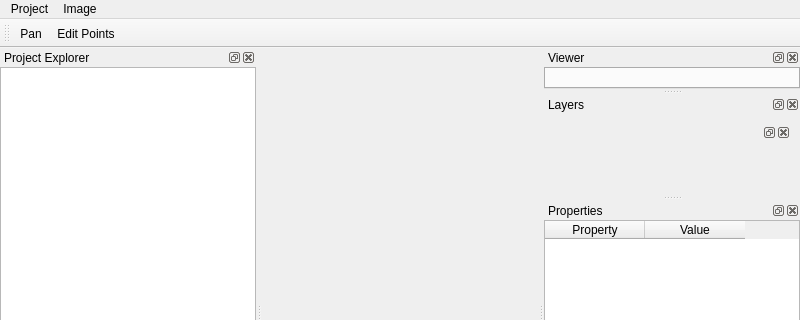
Old version of the form mainwindow.ui in the repository GastonMauroDiaz/rcaiman-projects; both pictures show x 0 to 800 and y 0 to 320 of the 800 by 600 pixel window.
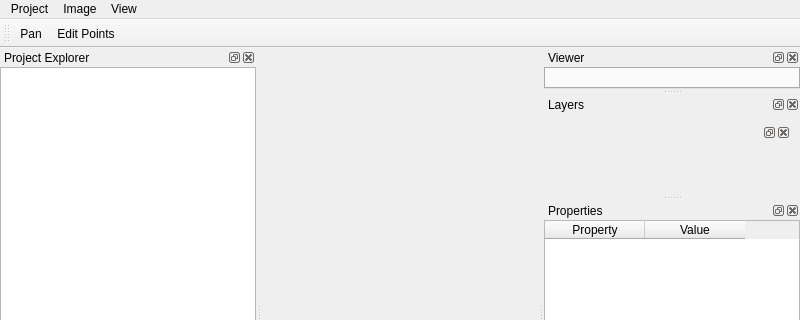
New version of the form. Icons and pictures are not drawn. Custom widgets are drawn as their Qt base class.

Commit message: Add split view and drag and drop

Diff of the .ui file:
```diff
--- a/mainwindow.ui
+++ b/mainwindow.ui
@@ -44,8 +44,15 @@
     </property>
     <addaction name="actionOpen_Image"/>
    </widget>
+    <widget class="QMenu" name="menuView">
+     <property name="title">
+      <string>View</string>
+     </property>
+     <addaction name="actionSplitViewer"/>
+    </widget>
    <addaction name="menuProject"/>
    <addaction name="menuImage"/>
+    <addaction name="menuView"/>
   </widget>
   <widget class="QStatusBar" name="statusbar"/>
   <widget class="QMenu" name="menuRecentProjects">
```
Left out of the diff: 8 changed lines with no effect on the pictures. Lines whose indentation alone changed are shown as unchanged. The commit also changes 8 other files.
